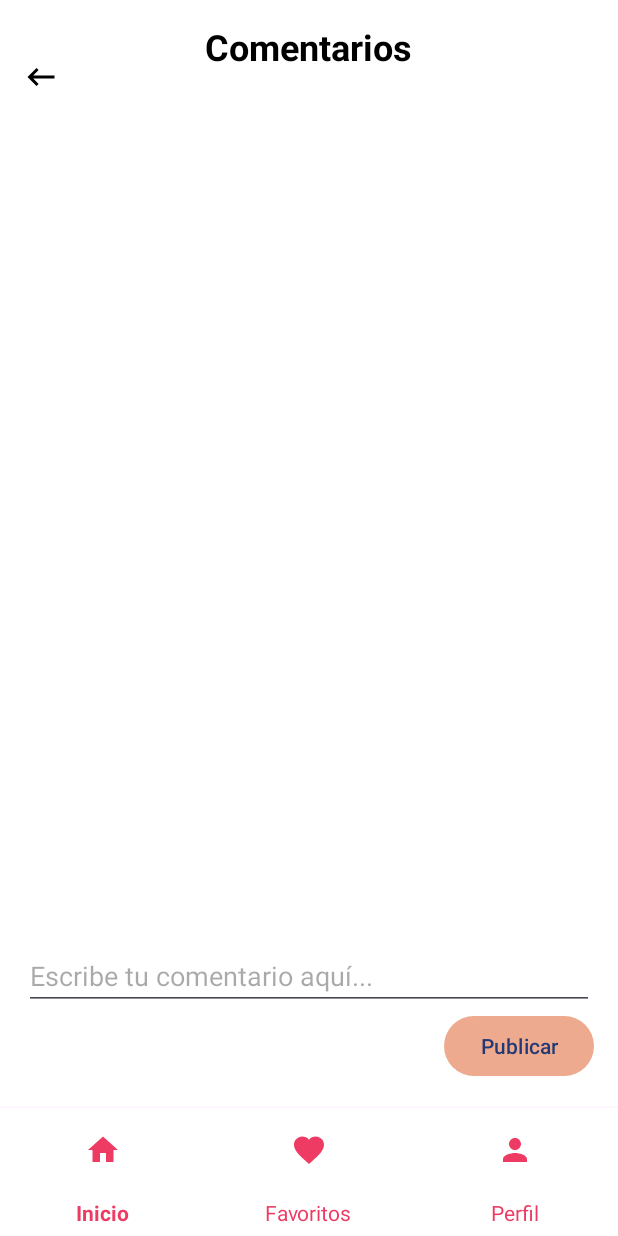
After one commit to Andre1717g/TravelGuidePro, an Android app: the fragment CommentFragment placed in its activity, on a phone screen of 412 x 824 dp. The commit adds this screen. Run offline under Robolectric (Android 15) with nearby library versions, the phone set to English and light mode, and no system bars; our stand-ins replace Firebase (no records; nobody signed in at launch, a user with empty details on screens opened directly), Picasso.

Commit message:
parte de comentarios

```diff
--- a/app/build.gradle
+++ b/app/build.gradle
@@ -47,6 +47,8 @@ dependencies {
     implementation 'com.google.firebase:firebase-storage:20.1.0'
     implementation 'com.google.firebase:firebase-core:21.1.0'
 
+    implementation 'com.google.code.gson:gson:2.8.8'
+
     implementation libs.firebase.auth
     testImplementation libs.junit
     androidTestImplementation libs.ext.junit
--- /dev/null
+++ b/app/src/main/java/com/example/travelguidepro/CommentAdapter.java
@@ -0,0 +1,51 @@
+package com.example.travelguidepro;
+
+import android.view.LayoutInflater;
+import android.view.View;
+import android.view.ViewGroup;
+import android.widget.TextView;
+
+import androidx.annotation.NonNull;
+import androidx.recyclerview.widget.RecyclerView;
+
+import java.util.List;
+
+public class CommentAdapter extends RecyclerView.Adapter<CommentAdapter.CommentViewHolder> {
+    private List<Comment> commentList;
+
+    public CommentAdapter(List<Comment> commentList) {
+        this.commentList = commentList;
+    }
+
+    @NonNull
+    @Override
+    public CommentViewHolder onCreateViewHolder(@NonNull ViewGroup parent, int viewType) {
+        View view = LayoutInflater.from(parent.getContext()).inflate(R.layout.item_comment, parent, false);
+        return new CommentViewHolder(view);
+    }
+
+    @Override
+    public void onBindViewHolder(@NonNull CommentViewHolder holder, int position) {
+        Comment comment = commentList.get(position);
+        holder.usernameTextView.setText(comment.getUsername());
+        holder.commentTextView.setText(comment.getCommentText());
+
+
+    }
+
+    @Override
+    public int getItemCount() {
+        return commentList.size();
+    }
+
+    public static class CommentViewHolder extends RecyclerView.ViewHolder {
+        public TextView usernameTextView;
+        public TextView commentTextView;
+
+        public CommentViewHolder(@NonNull View itemView) {
+            super(itemView);
+            usernameTextView = itemView.findViewById(R.id.usernameTextView);
+            commentTextView = itemView.findViewById(R.id.commentTextView);
+        }
+    }
+}
--- /dev/null
+++ b/app/src/main/java/com/example/travelguidepro/CommentFragment.java
@@ -0,0 +1,119 @@
+package com.example.travelguidepro;
+
+import android.os.Bundle;
+import android.view.LayoutInflater;
+import android.view.View;
+import android.view.ViewGroup;
+import android.widget.Button;
+import android.widget.EditText;
+import android.widget.ImageButton;
+import android.widget.Toast;
+
+import androidx.fragment.app.Fragment;
+import androidx.recyclerview.widget.LinearLayoutManager;
+import androidx.recyclerview.widget.RecyclerView;
+
+import java.util.ArrayList;
+import java.util.List;
+
+public class CommentFragment extends Fragment {
+
+    private EditText editComment;
+    private Button btnPublish;
+    private RecyclerView recyclerViewComments;
+    private CommentAdapter commentAdapter;
+    private List<Comment> commentList;
+    private UsuarioSharedPreferences mSharedPreferences;
+    private Usuario mCurrentUser;
+
+    public CommentFragment() {
+        // Constructor público vacío requerido por Fragment
+    }
+
+    @Override
+    public View onCreateView(LayoutInflater inflater, ViewGroup container,
+                             Bundle savedInstanceState) {
+        // Inflar el diseño del fragmento
+        View rootView = inflater.inflate(R.layout.fragment_comment, container, false);
+
+        // Inicializar los elementos de la interfaz de usuario
+        editComment = rootView.findViewById(R.id.editComment);
+        btnPublish = rootView.findViewById(R.id.btnPublish);
+        recyclerViewComments = rootView.findViewById(R.id.recyclerViewComments);
+
+        // Configurar el RecyclerView
+        commentList = new ArrayList<>();
+        commentAdapter = new CommentAdapter(commentList);
+        recyclerViewComments.setLayoutManager(new LinearLayoutManager(getActivity()));
+        recyclerViewComments.setAdapter(commentAdapter);
+
+        // Inicializar SharedPreferences
+        mSharedPreferences = new UsuarioSharedPreferences(getActivity());
+        mCurrentUser = mSharedPreferences.getCurrentUser();
+
+        // Configurar OnClickListener para el botón de publicar
+        btnPublish.setOnClickListener(new View.OnClickListener() {
+            @Override
+            public void onClick(View v) {
+                // Capturar el comentario del EditText
+                String commentText = editComment.getText().toString().trim();
+
+                // Verificar si el comentario está vacío
+                if (!commentText.isEmpty()) {
+                    // Guardar el comentario
+                    guardarComentario(commentText);
+                } else {
+                    // Mostrar un mensaje de error si el comentario está vacío
+                    Toast.makeText(getActivity(), "Por favor, escribe un comentario", Toast.LENGTH_SHORT).show();
+                }
+            }
+        });
+
+        // Configurar OnClickListener para el botón de regreso
+        ImageButton btnBack = rootView.findViewById(R.id.btnBack);
+        btnBack.setOnClickListener(new View.OnClickListener() {
+            @Override
+            public void onClick(View v) {
+                // Regresar a la actividad anterior
+                getActivity().onBackPressed();
+            }
+        });
+
+        // Cargar los comentarios existentes
+        actualizarRecyclerView();
+
+        return rootView;
+    }
+
+    // Método para guardar el comentario
+    // Método para guardar el comentario
+    private void guardarComentario(String commentText) {
+        // Obtener el usuario actualmente conectado
+        if (mCurrentUser != null) {
+            String username = mCurrentUser.getUsername();
+            Comment comment = new Comment(username, commentText);
+
+            // Guardar el comentario en SharedPreferences
+            mSharedPreferences.saveComment(comment);
+
+            // Actualizar el RecyclerView para mostrar el comentario recién publicado
+            actualizarRecyclerView();
+        } else {
+            // Manejar el caso en que no haya un usuario conectado
+            Toast.makeText(getActivity(), "Error: No se pudo obtener el usuario actual", Toast.LENGTH_SHORT).show();
+        }
+    }
+
+
+    // Método para actualizar el RecyclerView
+    private void actualizarRecyclerView() {
+        // Obtener todos los comentarios guardados en SharedPreferences
+        List<Comment> comments = mSharedPreferences.getAllComments();
+        // Limpiar la lista actual de comentarios
+        commentList.clear();
+        // Añadir los comentarios obtenidos a la lista
+        commentList.addAll(comments);
+        // Notificar al adaptador que los datos han cambiado
+        commentAdapter.notifyDataSetChanged();
+    }
+}
--- a/app/src/main/java/com/example/travelguidepro/UsuarioSharedPreferences.java
+++ b/app/src/main/java/com/example/travelguidepro/UsuarioSharedPreferences.java
@@ -2,18 +2,27 @@ package com.example.travelguidepro;
 
 import android.content.Context;
 import android.content.SharedPreferences;
+
+import com.google.gson.Gson;
+import com.google.gson.reflect.TypeToken;
+
+import java.lang.reflect.Type;
+import java.util.ArrayList;
+import java.util.List;
+
 public class UsuarioSharedPreferences {
     private SharedPreferences sharedPreferences;
+    private Gson gson;
 
     public UsuarioSharedPreferences(Context context) {
         sharedPreferences = context.getSharedPreferences("UserPrefs", Context.MODE_PRIVATE);
+        gson = new Gson();
     }
 
     public void saveCurrentUser(String userId, String userEmail) {
         SharedPreferences.Editor editor = sharedPreferences.edit();
         editor.putString("userId", userId);
         editor.putString("userEmail", userEmail);
-        // Puedes guardar más información del usuario aquí si es necesario
         editor.apply();
     }
 
@@ -26,4 +35,27 @@ public class UsuarioSharedPreferences {
             return null;
         }
     }
+
+
+
+    public void saveComment(Comment comment) {
+        SharedPreferences.Editor editor = sharedPreferences.edit();
+        List<Comment> comments = getAllComments();
+        comments.add(comment);
+        editor.putString("comments", gson.toJson(comments));
+        editor.apply();
+    }
+
+
+
+
+    public List<Comment> getAllComments() {
+        String commentsJson = sharedPreferences.getString("comments", null);
+        if (commentsJson != null) {
+            Type type = new TypeToken<List<Comment>>() {}.getType();
+            return gson.fromJson(commentsJson, type);
+        } else {
+            return new ArrayList<>();
+        }
+    }
 }
--- /dev/null
+++ b/app/src/main/res/drawable/back.xml
@@ -0,0 +1,5 @@
+<vector xmlns:android="http://schemas.android.com/apk/res/android" android:autoMirrored="true" android:height="24dp" android:tint="#000000" android:viewportHeight="24" android:viewportWidth="24" android:width="24dp">
+
+    <path android:fillColor="@android:color/white" android:pathData="M21,11H6.83l3.58,-3.59L9,6l-6,6 6,6 1.41,-1.41L6.83,13H21z"/>
+
+</vector>
--- /dev/null
+++ b/app/src/main/res/drawable/borrar.xml
@@ -0,0 +1,5 @@
+<vector xmlns:android="http://schemas.android.com/apk/res/android" android:height="24dp" android:tint="#000000" android:viewportHeight="24" android:viewportWidth="24" android:width="24dp">
+
+    <path android:fillColor="@android:color/white" android:pathData="M6,19c0,1.1 0.9,2 2,2h8c1.1,0 2,-0.9 2,-2V7H6v12zM19,4h-3.5l-1,-1h-5l-1,1H5v2h14V4z"/>
+
+</vector>
--- /dev/null
+++ b/app/src/main/res/drawable/comments.xml
@@ -0,0 +1,5 @@
+<vector xmlns:android="http://schemas.android.com/apk/res/android" android:autoMirrored="true" android:height="24dp" android:tint="#000000" android:viewportHeight="24" android:viewportWidth="24" android:width="24dp">
+
+    <path android:fillColor="@android:color/white" android:pathData="M20,2L4,2c-1.1,0 -2,0.9 -2,2v12c0,1.1 0.9,2 2,2h14l4,4L22,4c0,-1.1 -0.9,-2 -2,-2zM18,14L6,14v-2h12v2zM18,11L6,11L6,9h12v2zM18,8L6,8L6,6h12v2z"/>
+
+</vector>
--- a/app/src/main/res/layout/activity_main.xml
+++ b/app/src/main/res/layout/activity_main.xml
@@ -7,12 +7,22 @@
     android:layout_height="match_parent"
     tools:context=".MainActivity">
 
-    <androidx.recyclerview.widget.RecyclerView
-        android:id="@+id/recyclerView"
+
+    <FrameLayout
+        android:id="@+id/fragment_container"
         android:layout_width="match_parent"
-        android:layout_height="648dp" />
+        android:layout_height="match_parent"
+        android:layout_above="@id/BNavigation"
+        android:layout_alignParentTop="true"
+        android:layout_marginTop="-1dp"
+        android:layout_marginBottom="1dp" >
 
-
+        <androidx.recyclerview.widget.RecyclerView
+            android:id="@+id/recyclerView"
+            android:layout_width="match_parent"
+            android:layout_height="wrap_content"
+            />
+    </FrameLayout>
 
     <com.google.android.material.bottomnavigation.BottomNavigationView
         android:id="@+id/BNavigation"
--- /dev/null
+++ b/app/src/main/res/layout/fragment_comment.xml
@@ -0,0 +1,60 @@
+<?xml version="1.0" encoding="utf-8"?>
+<RelativeLayout xmlns:android="http://schemas.android.com/apk/res/android"
+    android:layout_width="match_parent"
+    android:layout_height="match_parent"
+    android:background="@color/white">
+
+    <TextView
+        android:id="@+id/textTitle"
+        android:layout_width="wrap_content"
+        android:layout_height="wrap_content"
+        android:text="Comentarios"
+        android:textSize="24sp"
+        android:textStyle="bold"
+        android:padding="16dp"
+        android:textColor="@color/black"
+        android:layout_centerHorizontal="true" />
+
+    <ImageButton
+        android:id="@+id/btnBack"
+        android:layout_width="wrap_content"
+        android:layout_height="wrap_content"
+        android:layout_alignBottom="@id/textTitle"
+        android:layout_alignParentStart="true"
+        android:layout_marginStart="15dp"
+        android:background="@null"
+        android:src="@drawable/back" />
+
+    <!-- RecyclerView para mostrar los comentarios -->
+    <androidx.recyclerview.widget.RecyclerView
+        android:id="@+id/recyclerViewComments"
+        android:layout_width="match_parent"
+        android:layout_height="0dp"
+        android:layout_below="@id/textTitle"
+        android:layout_above="@id/editComment"
+        android:layout_marginTop="8dp"
+        android:layout_marginBottom="8dp"
+        android:paddingStart="16dp"
+        android:paddingEnd="16dp"
+        android:paddingBottom="8dp" />
+
+    <EditText
+        android:id="@+id/editComment"
+        android:layout_width="match_parent"
+        android:layout_height="wrap_content"
+        android:layout_above="@id/btnPublish"
+        android:layout_marginStart="16dp"
+        android:layout_marginEnd="16dp"
+        android:hint="Escribe tu comentario aquí..." />
+
+    <Button
+        android:id="@+id/btnPublish"
+        android:layout_width="wrap_content"
+        android:layout_height="wrap_content"
+        android:layout_alignParentBottom="true"
+        android:layout_alignParentEnd="true"
+        android:layout_marginEnd="16dp"
+        android:layout_marginBottom="16dp"
+        android:text="Publicar" />
+
+</RelativeLayout>
--- a/app/src/main/res/values/colors.xml
+++ b/app/src/main/res/values/colors.xml
@@ -11,5 +11,6 @@
     <color name="verdeSuave">#30cda0</color>
     <color name="verdeOscuro">#63786a</color>
     <color name="verdeAzulado">#16b6c1</color>
+    <color name="amarillo">#FFFF00</color>
 
 </resources>
--- a/app/src/main/res/values/strings.xml
+++ b/app/src/main/res/values/strings.xml
@@ -1,4 +1,7 @@
 <resources>
     <string name="app_name">TravelGuide Pro</string>
     <string name="description_favorite_button">Agregar a favoritos</string>
+    <string name="description_comment_button">Ver comentarios</string>
+    <!-- TODO: Remove or change this placeholder text -->
+    <string name="hello_blank_fragment">Hello blank fragment</string>
 </resources>
```
Also changed, not shown: app/src/main/java/com/example/travelguidepro/Comment.java (added, +19 -0 lines), app/src/main/java/com/example/travelguidepro/DestinationAdapter.java (+44 -0 lines), app/src/main/java/com/example/travelguidepro/Usuario.java (+15 -1 lines), app/src/main/res/layout/item_comment.xml (added, +32 -0 lines), app/src/main/res/layout/item_destination.xml (+23 -1 lines), app/src/main/res/menu/menu_principal.xml (+1 -6 lines), app/src/main/res/values/styles.xml (+7 -0 lines), app/src/main/addfav-playstore.png (deleted), app/src/main/java/com/example/travelguidepro/MainActivity.java (line endings or trailing spaces).
